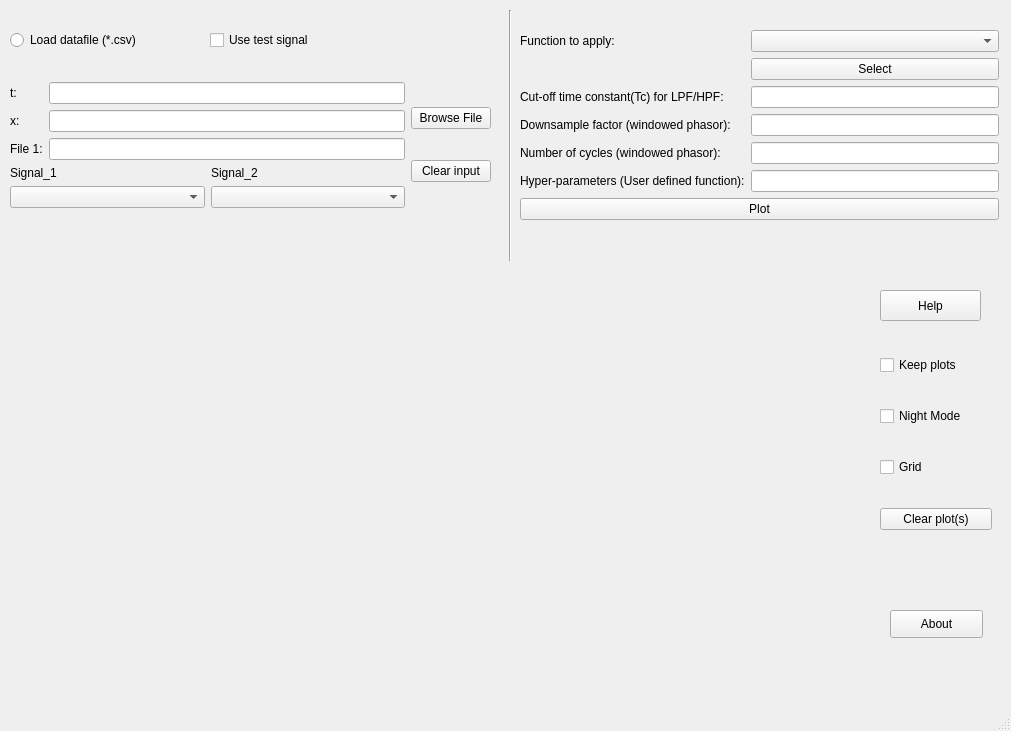
The window that Post_processing/form.ui (AjeyDikshit/PCube) describes before a commit, drawn with Qt 5.
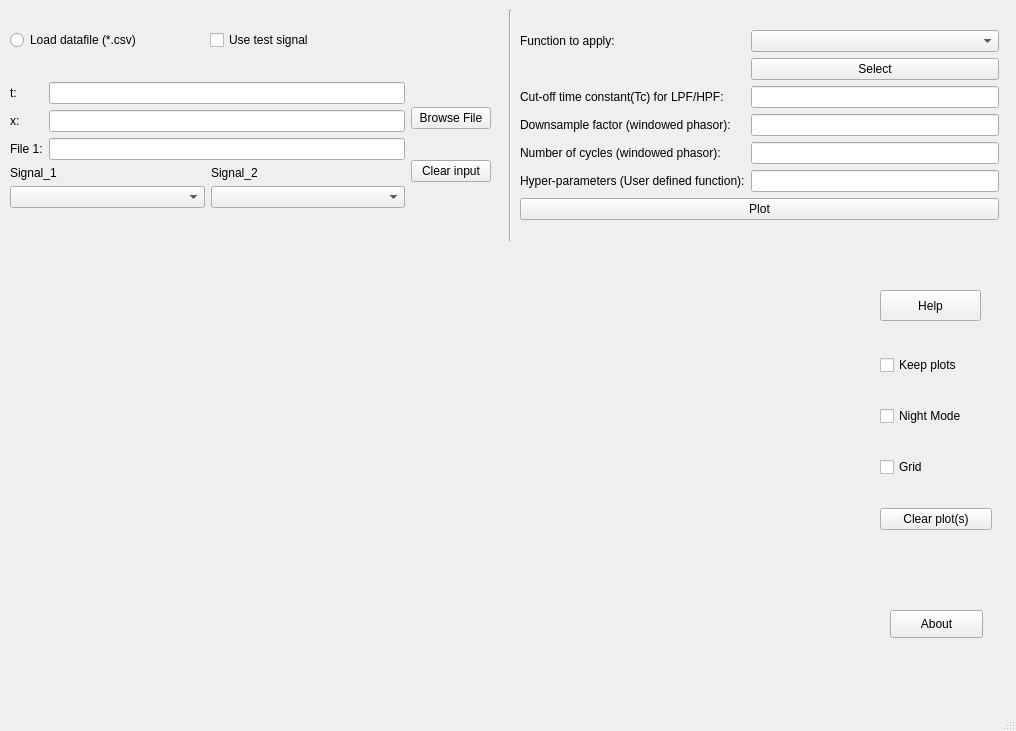
The same window after the commit. Custom widgets are drawn as their Qt base class.

Patch:
```diff
--- a/Post_processing/form.ui
+++ b/Post_processing/form.ui
@@ -6,7 +6,7 @@
    <rect>
     <x>0</x>
     <y>0</y>
-    <width>1011</width>
+    <width>1016</width>
     <height>731</height>
    </rect>
   </property>
@@ -133,7 +133,7 @@
      <string>Help</string>
     </property>
    </widget>
-   <widget class="QWidget" name="">
+   <widget class="QWidget" name="layoutWidget">
     <property name="geometry">
      <rect>
       <x>880</x>
@@ -173,7 +173,7 @@
      </item>
     </layout>
    </widget>
-   <widget class="QWidget" name="">
+   <widget class="QWidget" name="layoutWidget">
     <property name="geometry">
      <rect>
       <x>520</x>
@@ -265,7 +265,7 @@
       <x>480</x>
       <y>10</y>
       <width>61</width>
-      <height>251</height>
+      <height>231</height>
      </rect>
     </property>
     <property name="orientation">
```
Left out of the diff: 2 changed lines with no effect on the pictures.
